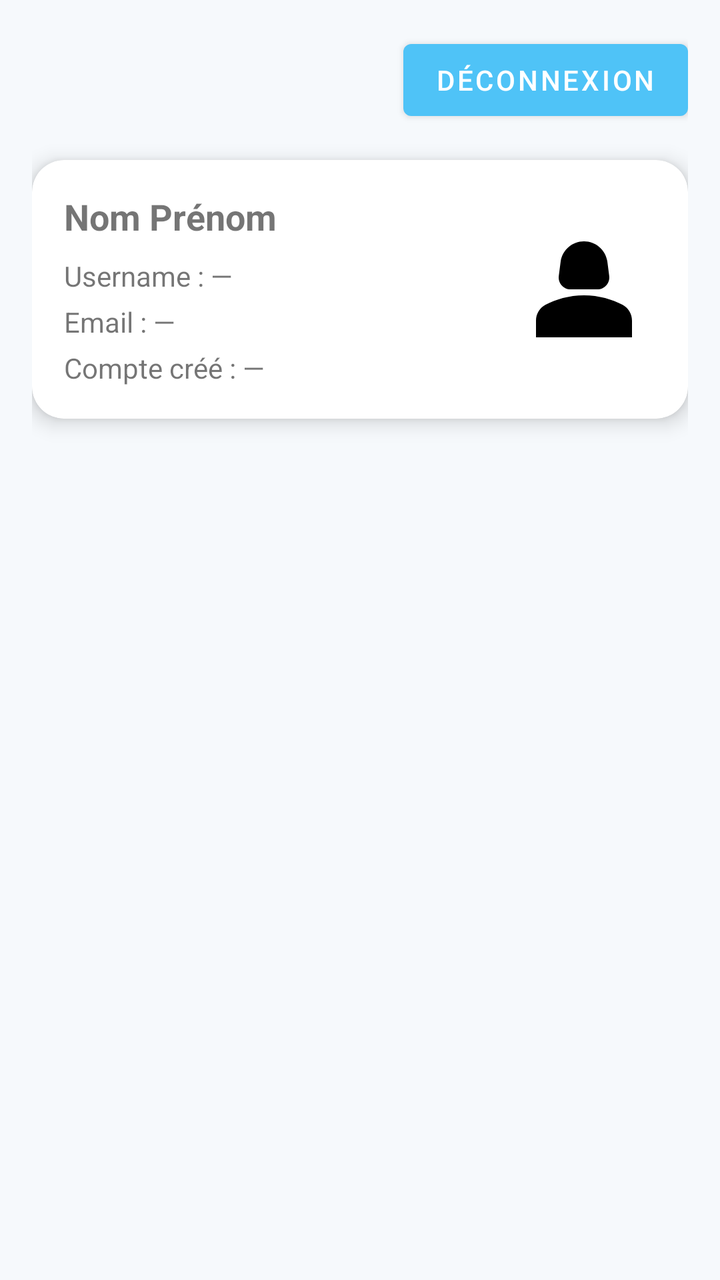
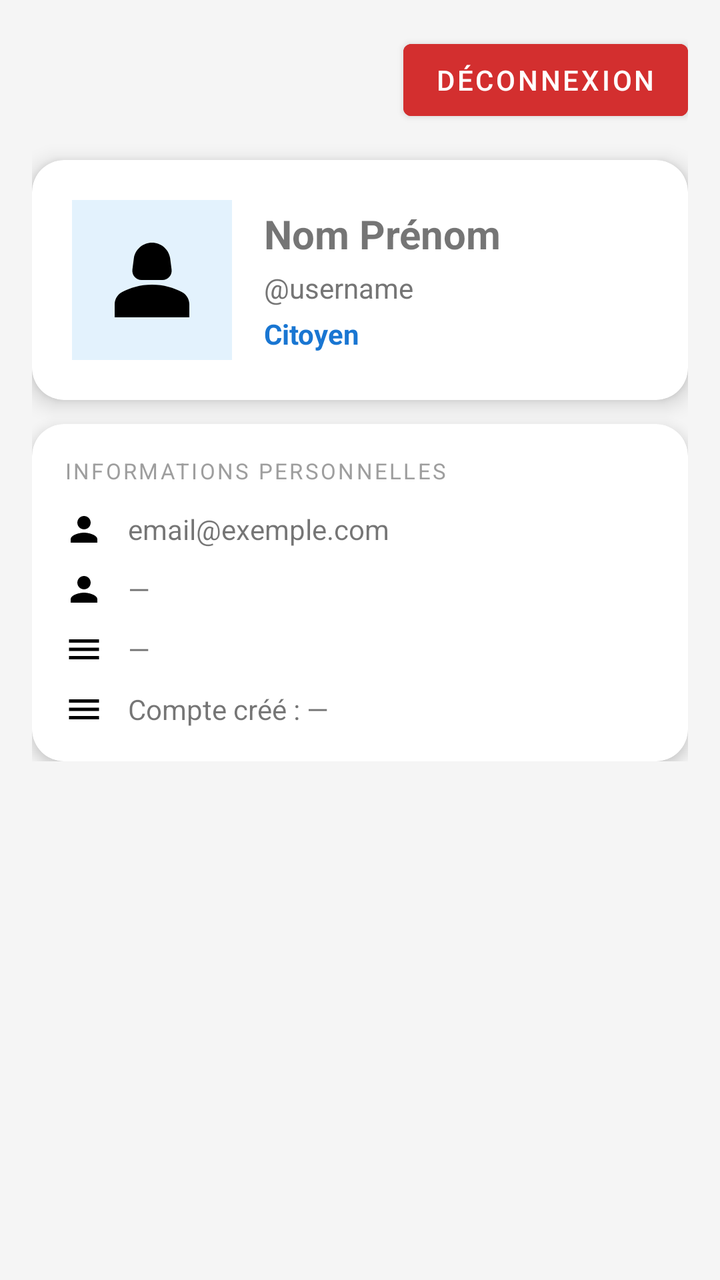

Two renders of the same Android screen: before a commit and after it. Below are the layout's source before the change and the commit's diff.
<!-- AndroidManifest.xml: application theme Theme.CitoyenActif.NoActionBar -->
<!-- res/layout/profile_fragment.xml -->
<?xml version="1.0" encoding="utf-8"?>
<layout xmlns:android="http://schemas.android.com/apk/res/android"
    xmlns:app="http://schemas.android.com/apk/res-auto">

    <data />

    <androidx.constraintlayout.widget.ConstraintLayout
        android:id="@+id/profil_root"
        android:layout_width="match_parent"
        android:layout_height="match_parent"
        android:padding="16dp">

        
        <Button
            android:id="@+id/btnLogout"
            android:layout_width="wrap_content"
            android:layout_height="48dp"
            android:minHeight="48dp"
            android:text="Déconnexion"
            app:layout_constraintTop_toTopOf="parent"
            app:layout_constraintEnd_toEndOf="parent" />

        
        <com.google.android.material.card.MaterialCardView
            android:id="@+id/cardIdentity"
            android:layout_width="0dp"
            android:layout_height="wrap_content"
            android:layout_marginTop="16dp"
            app:cardCornerRadius="16dp"
            app:cardElevation="6dp"
            app:layout_constraintTop_toBottomOf="@id/btnLogout"
            app:layout_constraintStart_toStartOf="parent"
            app:layout_constraintEnd_toEndOf="parent">

            <androidx.constraintlayout.widget.ConstraintLayout
                android:layout_width="match_parent"
                android:layout_height="wrap_content"
                android:padding="16dp">

                
                <LinearLayout
                    android:id="@+id/infoColumn"
                    android:layout_width="0dp"
                    android:layout_height="wrap_content"
                    android:orientation="vertical"
                    app:layout_constraintStart_toStartOf="parent"
                    app:layout_constraintTop_toTopOf="parent"
                    app:layout_constraintBottom_toBottomOf="parent"
                    app:layout_constraintEnd_toStartOf="@id/imgAvatar"
                    android:layout_marginEnd="12dp">

                    <TextView
                        android:id="@+id/tvFullName"
                        android:layout_width="wrap_content"
                        android:layout_height="wrap_content"
                        android:text="Nom Prénom"
                        android:textStyle="bold"
                        android:textSize="18sp" />

                    <TextView
                        android:id="@+id/tvUsername"
                        android:layout_width="wrap_content"
                        android:layout_height="wrap_content"
                        android:text="Username : —"
                        android:layout_marginTop="8dp" />

                    <TextView
                        android:id="@+id/tvEmail"
                        android:layout_width="wrap_content"
                        android:layout_height="wrap_content"
                        android:text="Email : —"
                        android:layout_marginTop="4dp" />

                    <TextView
                        android:id="@+id/tvCreatedAt"
                        android:layout_width="wrap_content"
                        android:layout_height="wrap_content"
                        android:text="Compte créé : —"
                        android:layout_marginTop="4dp" />

                </LinearLayout>

                
                <ImageView
                    android:id="@+id/imgAvatar"
                    android:layout_width="72dp"
                    android:layout_height="72dp"
                    android:src="@drawable/baseline_person_2_24"
                    android:contentDescription="Photo profil"
                    android:scaleType="centerCrop"
                    app:layout_constraintEnd_toEndOf="parent"
                    app:layout_constraintTop_toTopOf="parent"
                    app:layout_constraintBottom_toBottomOf="parent" />

            </androidx.constraintlayout.widget.ConstraintLayout>
        </com.google.android.material.card.MaterialCardView>

    </androidx.constraintlayout.widget.ConstraintLayout>
</layout>
<!-- resources referenced by this layout -->
<resources>
  <!-- drawable baseline_person_2_24 (drawable) -->
  <vector xmlns:android="http://schemas.android.com/apk/res/android" android:height="24dp" android:tint="#000000" android:viewportHeight="24" android:viewportWidth="24" android:width="24dp">
        
      <path android:fillColor="@android:color/white" android:pathData="M18.39,14.56C16.71,13.7 14.53,13 12,13c-2.53,0 -4.71,0.7 -6.39,1.56C4.61,15.07 4,16.1 4,17.22V20h16v-2.78C20,16.1 19.39,15.07 18.39,14.56z"/>
        
      <path android:fillColor="@android:color/white" android:pathData="M9.78,12h4.44c1.21,0 2.14,-1.06 1.98,-2.26l-0.32,-2.45C15.57,5.39 13.92,4 12,4S8.43,5.39 8.12,7.29L7.8,9.74C7.64,10.94 8.57,12 9.78,12z"/>
      
  </vector>
  <style name="Theme.CitoyenActif.NoActionBar" parent="Theme.MaterialComponents.DayNight.NoActionBar">
  
          
          <item name="colorPrimary">@color/sky_blue</item>
          <item name="colorPrimaryVariant">@color/sky_blue_dark</item>
          <item name="colorSecondary">@color/accent_teal</item>
  
          
          <item name="android:windowBackground">@color/app_background</item>
  
          
          <item name="android:textColorPrimary">@color/text_primary</item>
          <item name="android:textColorSecondary">@color/text_secondary</item>
  
          
          <item name="android:statusBarColor">@color/sky_blue_dark</item>
      </style>
  <color name="sky_blue">#4FC3F7</color>
  <color name="sky_blue_dark">#0288D1</color>
  <color name="accent_teal">#26C6DA</color>
  <color name="app_background">#F6F9FC</color>
  <color name="text_primary">#102A43</color>
  <color name="text_secondary">#486581</color>
</resources>

<!-- the commit's change to res/layout/profile_fragment.xml (unified diff, before → after) -->
@@ -4,96 +4,200 @@
 
     <data />
 
-    <androidx.constraintlayout.widget.ConstraintLayout
-        android:id="@+id/profil_root"
+    <ScrollView
         android:layout_width="match_parent"
         android:layout_height="match_parent"
-        android:padding="16dp">
-
-        
-        <Button
-            android:id="@+id/btnLogout"
-            android:layout_width="wrap_content"
-            android:layout_height="48dp"
-            android:minHeight="48dp"
-            android:text="Déconnexion"
-            app:layout_constraintTop_toTopOf="parent"
-            app:layout_constraintEnd_toEndOf="parent" />
-
-        
-        <com.google.android.material.card.MaterialCardView
-            android:id="@+id/cardIdentity"
-            android:layout_width="0dp"
+        android:background="#F5F5F5">
+
+        <androidx.constraintlayout.widget.ConstraintLayout
+            android:id="@+id/profil_root"
+            android:layout_width="match_parent"
             android:layout_height="wrap_content"
-            android:layout_marginTop="16dp"
-            app:cardCornerRadius="16dp"
-            app:cardElevation="6dp"
-            app:layout_constraintTop_toBottomOf="@id/btnLogout"
-            app:layout_constraintStart_toStartOf="parent"
-            app:layout_constraintEnd_toEndOf="parent">
-
-            <androidx.constraintlayout.widget.ConstraintLayout
-                android:layout_width="match_parent"
+            android:padding="16dp">
+
+            
+            <Button
+                android:id="@+id/btnLogout"
+                android:layout_width="wrap_content"
+                android:layout_height="48dp"
+                android:text="Déconnexion"
+                android:backgroundTint="#D32F2F"
+                app:layout_constraintTop_toTopOf="parent"
+                app:layout_constraintEnd_toEndOf="parent" />
+
+            
+            <com.google.android.material.card.MaterialCardView
+                android:id="@+id/cardAvatar"
+                android:layout_width="0dp"
                 android:layout_height="wrap_content"
-                android:padding="16dp">
-
-                
+                android:layout_marginTop="16dp"
+                app:cardCornerRadius="16dp"
+                app:cardElevation="6dp"
+                app:layout_constraintTop_toBottomOf="@id/btnLogout"
+                app:layout_constraintStart_toStartOf="parent"
+                app:layout_constraintEnd_toEndOf="parent">
+
                 <LinearLayout
-                    android:id="@+id/infoColumn"
-                    android:layout_width="0dp"
+                    android:layout_width="match_parent"
+                    android:layout_height="wrap_content"
+                    android:orientation="horizontal"
+                    android:padding="20dp"
+                    android:gravity="center_vertical">
+
+                    
+                    <ImageView
+                        android:id="@+id/imgAvatar"
+                        android:layout_width="80dp"
+                        android:layout_height="80dp"
+                        android:src="@drawable/baseline_person_2_24"
+                        android:contentDescription="Photo profil"
+                        android:scaleType="fitCenter"
+                        android:background="#E3F2FD"
+                        android:padding="12dp" />
+
+                    
+                    <LinearLayout
+                        android:layout_width="0dp"
+                        android:layout_weight="1"
+                        android:layout_height="wrap_content"
+                        android:orientation="vertical"
+                        android:layout_marginStart="16dp">
+
+                        <TextView
+                            android:id="@+id/tvFullName"
+                            android:layout_width="wrap_content"
+                            android:layout_height="wrap_content"
+                            android:text="Nom Prénom"
+                            android:textStyle="bold"
+                            android:textSize="20sp" />
+
+                        <TextView
+                            android:id="@+id/tvUsername"
+                            android:layout_width="wrap_content"
+                            android:layout_height="wrap_content"
+                            android:text="@username"
+                            android:textColor="#757575"
+                            android:layout_marginTop="4dp" />
+
+                        <TextView
+                            android:id="@+id/tvRole"
+                            android:layout_width="wrap_content"
+                            android:layout_height="wrap_content"
+                            android:text="Citoyen"
+                            android:textColor="#1976D2"
+                            android:textStyle="bold"
+                            android:layout_marginTop="4dp" />
+
+                    </LinearLayout>
+
+                </LinearLayout>
+
+            </com.google.android.material.card.MaterialCardView>
+
+            
+            <com.google.android.material.card.MaterialCardView
+                android:id="@+id/cardDetails"
+                android:layout_width="0dp"
+                android:layout_height="wrap_content"
+                android:layout_marginTop="12dp"
+                app:cardCornerRadius="16dp"
+                app:cardElevation="4dp"
+                app:layout_constraintTop_toBottomOf="@id/cardAvatar"
+                app:layout_constraintStart_toStartOf="parent"
+                app:layout_constraintEnd_toEndOf="parent">
+
+                <LinearLayout
+                    android:layout_width="match_parent"
                     android:layout_height="wrap_content"
                     android:orientation="vertical"
-                    app:layout_constraintStart_toStartOf="parent"
-                    app:layout_constraintTop_toTopOf="parent"
-                    app:layout_constraintBottom_toBottomOf="parent"
-                    app:layout_constraintEnd_toStartOf="@id/imgAvatar"
-                    android:layout_marginEnd="12dp">
-
+                    android:padding="16dp">
+
+                    
                     <TextView
-                        android:id="@+id/tvFullName"
                         android:layout_width="wrap_content"
                         android:layout_height="wrap_content"
-                        android:text="Nom Prénom"
-                        android:textStyle="bold"
-                        android:textSize="18sp" />
-
-                    <TextView
-                        android:id="@+id/tvUsername"
-                        android:layout_width="wrap_content"
-                        android:layout_height="wrap_content"
-                        android:text="Username : —"
-                        android:layout_marginTop="8dp" />
-
-                    <TextView
-                        android:id="@+id/tvEmail"
-                        android:layout_width="wrap_content"
-                        android:layout_height="wrap_content"
-                        android:text="Email : —"
-                        android:layout_marginTop="4dp" />
-
-                    <TextView
-                        android:id="@+id/tvCreatedAt"
-                        android:layout_width="wrap_content"
-                        android:layout_height="wrap_content"
-                        android:text="Compte créé : —"
-                        android:layout_marginTop="4dp" />
+                        android:text="INFORMATIONS PERSONNELLES"
+                        android:textSize="11sp"
+                        android:textColor="#9E9E9E"
+                        android:letterSpacing="0.1"
+                        android:layout_marginBottom="12dp" />
+
+                    
+                    <LinearLayout android:layout_width="match_parent"
+                        android:layout_height="wrap_content"
+                        android:orientation="horizontal"
+                        android:gravity="center_vertical"
+                        android:layout_marginBottom="10dp">
+                        <ImageView android:layout_width="20dp" android:layout_height="20dp"
+                            android:src="@drawable/baseline_person_24"
+                            android:contentDescription="email" />
+                        <TextView
+                            android:id="@+id/tvEmail"
+                            android:layout_width="0dp"
+                            android:layout_weight="1"
+                            android:layout_height="wrap_content"
+                            android:text="email@exemple.com"
+                            android:layout_marginStart="12dp" />
+                    </LinearLayout>
+
+                    
+                    <LinearLayout android:layout_width="match_parent"
+                        android:layout_height="wrap_content"
+                        android:orientation="horizontal"
+                        android:gravity="center_vertical"
+                        android:layout_marginBottom="10dp">
+                        <ImageView android:layout_width="20dp" android:layout_height="20dp"
+                            android:src="@drawable/baseline_person_24"
+                            android:contentDescription="phone" />
+                        <TextView
+                            android:id="@+id/tvPhone"
+                            android:layout_width="0dp"
+                            android:layout_weight="1"
+                            android:layout_height="wrap_content"
+                            android:text="—"
+                            android:layout_marginStart="12dp" />
+                    </LinearLayout>
+
+                    
+                    <LinearLayout android:layout_width="match_parent"
+                        android:layout_height="wrap_content"
+                        android:orientation="horizontal"
+                        android:gravity="center_vertical"
+                        android:layout_marginBottom="10dp">
+                        <ImageView android:layout_width="20dp" android:layout_height="20dp"
+                            android:src="@drawable/baseline_menu_24"
+                            android:contentDescription="address" />
+                        <TextView
+                            android:id="@+id/tvAddress"
+                            android:layout_width="0dp"
+                            android:layout_weight="1"
+                            android:layout_height="wrap_content"
+                            android:text="—"
+                            android:layout_marginStart="12dp" />
+                    </LinearLayout>
+
+                    
+                    <LinearLayout android:layout_width="match_parent"
+                        android:layout_height="wrap_content"
+                        android:orientation="horizontal"
+                        android:gravity="center_vertical">
+                        <ImageView android:layout_width="20dp" android:layout_height="20dp"
+                            android:src="@drawable/baseline_menu_24"
+                            android:contentDescription="date" />
+                        <TextView
+                            android:id="@+id/tvCreatedAt"
+                            android:layout_width="0dp"
+                            android:layout_weight="1"
+                            android:layout_height="wrap_content"
+                            android:text="Compte créé : —"
+                            android:layout_marginStart="12dp" />
+                    </LinearLayout>
 
                 </LinearLayout>
 
-                
-                <ImageView
-                    android:id="@+id/imgAvatar"
-                    android:layout_width="72dp"
-                    android:layout_height="72dp"
-                    android:src="@drawable/baseline_person_2_24"
-                    android:contentDescription="Photo profil"
-                    android:scaleType="centerCrop"
-                    app:layout_constraintEnd_toEndOf="parent"
-                    app:layout_constraintTop_toTopOf="parent"
-                    app:layout_constraintBottom_toBottomOf="parent" />
-
-            </androidx.constraintlayout.widget.ConstraintLayout>
-        </com.google.android.material.card.MaterialCardView>
-
-    </androidx.constraintlayout.widget.ConstraintLayout>
+            </com.google.android.material.card.MaterialCardView>
+
+        </androidx.constraintlayout.widget.ConstraintLayout>
+
+    </ScrollView>
 </layout>
<!-- resource entries referenced after the edit -->
@@ -1,5 +1,17 @@
 <!-- resources referenced by this layout -->
 <resources>
+  <!-- drawable baseline_menu_24 (drawable) -->
+  <vector xmlns:android="http://schemas.android.com/apk/res/android" android:height="24dp" android:tint="#000000" android:viewportHeight="24" android:viewportWidth="24" android:width="24dp">
+        
+      <path android:fillColor="@android:color/white" android:pathData="M3,18h18v-2L3,16v2zM3,13h18v-2L3,11v2zM3,6v2h18L21,6L3,6z"/>
+      
+  </vector>
+  <!-- drawable baseline_person_24 (drawable) -->
+  <vector xmlns:android="http://schemas.android.com/apk/res/android" android:height="24dp" android:tint="#000000" android:viewportHeight="24" android:viewportWidth="24" android:width="24dp">
+        
+      <path android:fillColor="@android:color/white" android:pathData="M12,12c2.21,0 4,-1.79 4,-4s-1.79,-4 -4,-4 -4,1.79 -4,4 1.79,4 4,4zM12,14c-2.67,0 -8,1.34 -8,4v2h16v-2c0,-2.66 -5.33,-4 -8,-4z"/>
+      
+  </vector>
   <!-- drawable baseline_person_2_24 (drawable) -->
   <vector xmlns:android="http://schemas.android.com/apk/res/android" android:height="24dp" android:tint="#000000" android:viewportHeight="24" android:viewportWidth="24" android:width="24dp">
         
